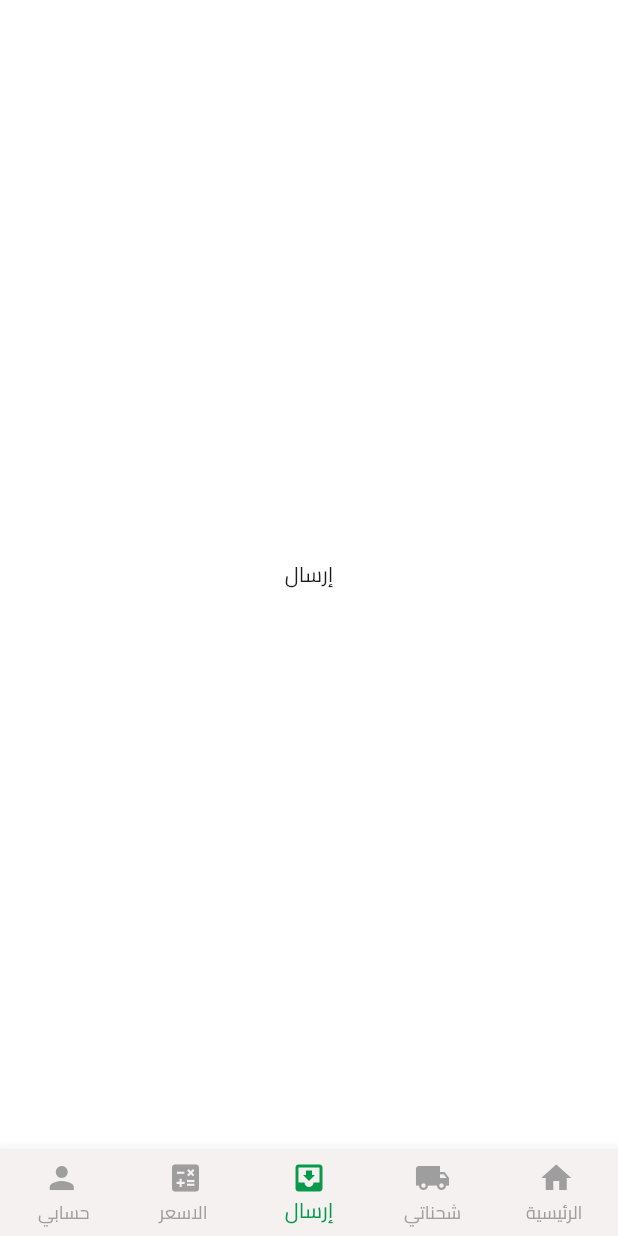
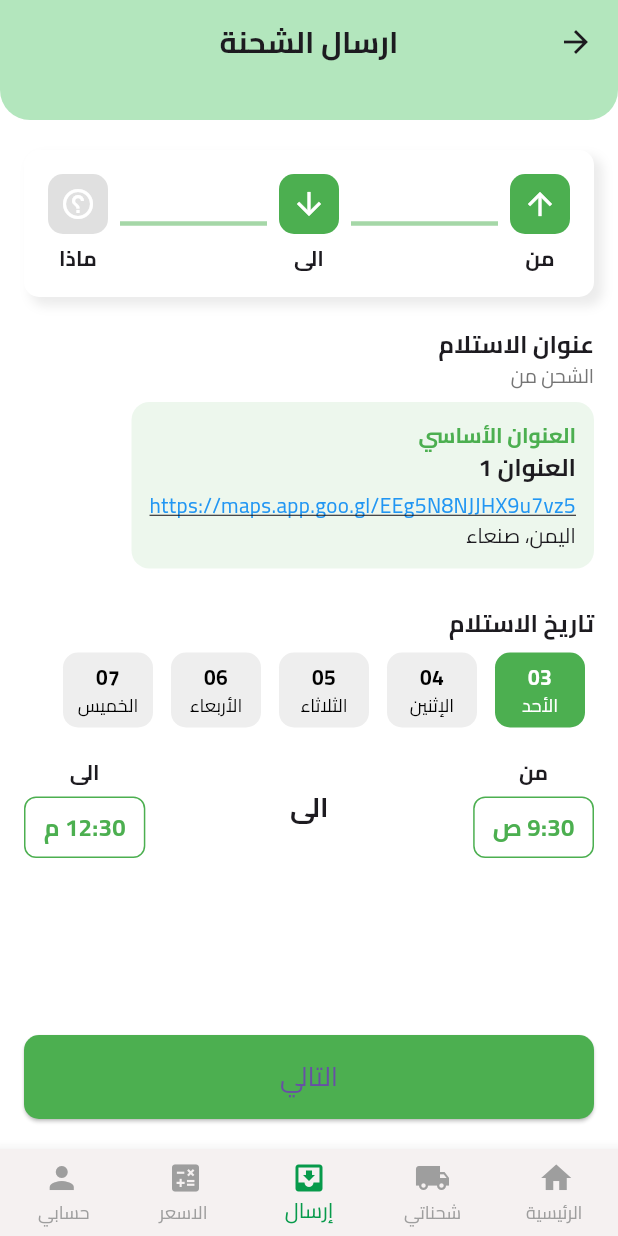
Before and after one commit to ehabmohamed73/khfif_customer, a Flutter app: the Home screen opened by its route, item 3 of the bottom bar chosen, on a phone screen of 412 x 824 dp. Run offline on Flutter 3.47's test engine with Material 3 defaults, Android fonts, the phone set to English and light mode, and no system bars; our stand-ins replace dartz, flutter_otp_text_field, get, lottie, shared_preferences; accounts and stored records are empty.

Commit message:
Add SenedPackage screen and controller
Introduces a new SenedPackage screen for sending shipments, including UI for selecting pickup address, date, and time range. Adds SenedPackageController for managing state. Updates home screen navigation to use the new SenedPackage screen. Removes khfif_custoer submodule.

```diff
--- /dev/null
+++ b/lib/controller/sened_package_controller.dart
@@ -0,0 +1,32 @@
+import 'package:flutter/material.dart';
+import 'package:get/get.dart';
+
+class SenedPackageController extends GetxController {
+  int selectedDateIndex = 0;
+  TimeOfDay fromTime = TimeOfDay(hour: 9, minute: 30);
+  TimeOfDay toTime = TimeOfDay(hour: 12, minute: 30);
+
+  final List<String> dates = ['03', '04', '05', '06', '07'];
+  final List<String> weekdays = [
+    'الأحد',
+    'الإثنين',
+    'الثلاثاء',
+    'الأربعاء',
+    'الخميس',
+  ];
+
+  void selectDate(int index) {
+    selectedDateIndex = index;
+    update();
+  }
+
+  void setFromTime(TimeOfDay time) {
+    fromTime = time;
+    update();
+  }
+
+  void setToTime(TimeOfDay time) {
+    toTime = time;
+    update();
+  }
+}
--- a/lib/view/screens/home.dart
+++ b/lib/view/screens/home.dart
@@ -131,6 +131,7 @@ import 'package:khafif/core/functions/alert_exite.dart';
 import 'package:khafif/view/screens/home_page.dart';
 import 'package:khafif/view/screens/price_calc.dart';
 import 'package:khafif/view/screens/profile.dart';
+import 'package:khafif/view/screens/sened_package.dart';
 import 'package:khafif/view/screens/shipment_page.dart';
 import 'package:khafif/view/widgets/Home/custome_navbar.dart';
 
@@ -138,7 +139,7 @@ class Home extends StatelessWidget {
   final List<Widget> pages = [
     HomePage(),
     ShipmentsPage(),
-    Center(child: Text("إرسال")),
+    SenedPackage(),
     PriceCalc(),
     ProfilePage(),
   ];
--- /dev/null
+++ b/lib/view/screens/sened_package.dart
@@ -0,0 +1,268 @@
+import 'package:flutter/material.dart';
+import 'package:get/get.dart';
+import 'package:khafif/controller/sened_package_controller.dart';
+import 'package:khafif/core/constants/appColors.dart';
+import 'package:khafif/view/widgets/calculator/custom_header_calc.dart';
+
+class SenedPackage extends StatelessWidget {
+  SenedPackage({super.key});
+  final SenedPackageController controller = Get.put(SenedPackageController());
+  @override
+  Widget build(BuildContext context) {
+    return Scaffold(
+      appBar: CustomHeaderCalc(title: "ارسال الشحنة"),
+      body: Container(
+        padding: EdgeInsets.symmetric(horizontal: 16, vertical: 20),
+        child: GetBuilder<SenedPackageController>(
+          builder: (controller) => Column(
+            crossAxisAlignment: CrossAxisAlignment.start,
+            children: [
+              // Progress bar
+              Container(
+                padding: EdgeInsets.all(16),
+                decoration: BoxDecoration(
+                  color: AppColor.white,
+                  borderRadius: BorderRadius.circular(10),
+                  boxShadow: [
+                    BoxShadow(
+                      color: Colors.grey.withOpacity(0.2),
+                      blurRadius: 5,
+                      spreadRadius: 1,
+                      offset: Offset(5, 5),
+                    ),
+                  ],
+                ),
+
+                child: Row(
+                  mainAxisAlignment: MainAxisAlignment.spaceBetween,
+                  children: [
+                    _buildStepItem(Icons.arrow_upward, 'من', true),
+                    Expanded(child: _buildProgressLine()),
+                    _buildStepItem(Icons.arrow_downward, 'الى', true),
+                    Expanded(child: _buildProgressLine()),
+                    _buildStepItem(Icons.help_outline, 'ماذا', false),
+                  ],
+                ),
+              ),
+              SizedBox(height: 20),
+
+              // عنوان الاستلام
+              Text(
+                'عنوان الاستلام',
+                style: TextStyle(fontWeight: FontWeight.bold, fontSize: 16),
+              ),
+              Text(
+                'الشحن من',
+                style: TextStyle(fontSize: 13, color: Colors.grey[600]),
+              ),
+              SizedBox(height: 8),
+              _buildAddressCard(),
+
+              SizedBox(height: 25),
+
+              // اختيار التاريخ
+              Text(
+                'تاريخ الاستلام',
+                style: TextStyle(fontWeight: FontWeight.bold, fontSize: 16),
+              ),
+              SizedBox(height: 8),
+              SizedBox(
+                height: 50,
+                child: ListView.builder(
+                  scrollDirection: Axis.horizontal,
+                  itemCount: controller.dates.length,
+                  itemBuilder: (context, index) {
+                    bool selected = index == controller.selectedDateIndex;
+                    return GestureDetector(
+                      onTap: () {
+                        controller.selectDate(index);
+                      },
+                      child: Container(
+                        width: 60,
+                        margin: EdgeInsets.symmetric(horizontal: 6),
+                        decoration: BoxDecoration(
+                          color: selected ? Colors.green : Colors.grey[200],
+                          borderRadius: BorderRadius.circular(10),
+                        ),
+                        alignment: Alignment.center,
+                        child: Column(
+                          mainAxisAlignment: MainAxisAlignment.center,
+                          children: [
+                            Text(
+                              controller.dates[index],
+                              style: TextStyle(
+                                color: selected ? Colors.white : Colors.black,
+                                fontWeight: FontWeight.bold,
+                              ),
+                            ),
+                            Text(
+                              controller.weekdays[index],
+                              style: TextStyle(
+                                color: selected ? Colors.white : Colors.black,
+                                fontSize: 12,
+                              ),
+                            ),
+                          ],
+                        ),
+                      ),
+                    );
+                  },
+                ),
+              ),
+
+              SizedBox(height: 20),
+
+              // اختيار الوقت من - إلى
+              Row(
+                mainAxisAlignment: MainAxisAlignment.spaceBetween,
+                children: [
+                  _buildTimeSelector(
+                    'من',
+                    controller.fromTime,
+                    controller.setFromTime,
+                    context,
+                  ),
+                  Text(
+                    'الى',
+                    style: TextStyle(fontWeight: FontWeight.bold, fontSize: 18),
+                  ),
+                  _buildTimeSelector(
+                    'الى',
+                    controller.toTime,
+                    controller.setToTime,
+                    context,
+                  ),
+                ],
+              ),
+
+              Spacer(),
+
+              // زر التالي
+              SizedBox(
+                width: double.infinity,
+                child: ElevatedButton(
+                  onPressed: () {},
+                  style: ElevatedButton.styleFrom(
+                    backgroundColor: Colors.green,
+                    padding: EdgeInsets.symmetric(vertical: 15),
+                    shape: RoundedRectangleBorder(
+                      borderRadius: BorderRadius.circular(10),
+                    ),
+                  ),
+                  child: Text('التالي', style: TextStyle(fontSize: 18)),
+                ),
+              ),
+            ],
+          ),
+        ),
+      ),
+    );
+  }
+}
+
+Widget _buildStepItem(IconData icon, String label, bool done) {
+  return Column(
+    children: [
+      Container(
+        decoration: BoxDecoration(
+          color: done ? Colors.green : Colors.grey[300],
+          borderRadius: BorderRadius.circular(10),
+        ),
+        padding: EdgeInsets.all(8),
+        child: Icon(icon, color: Colors.white),
+      ),
+      SizedBox(height: 6),
+      Text(label, style: TextStyle(fontWeight: FontWeight.bold)),
+    ],
+  );
+}
+
+Widget _buildProgressLine() {
+  return Container(
+    height: 3,
+    color: Colors.green.withOpacity(0.5),
+    margin: EdgeInsets.symmetric(horizontal: 8, vertical: 15),
+  );
+}
+
+Widget _buildAddressCard() {
+  return Container(
+    padding: EdgeInsets.all(12),
+    decoration: BoxDecoration(
+      color: Colors.green.withOpacity(0.1),
+      borderRadius: BorderRadius.circular(12),
+    ),
+    child: Column(
+      crossAxisAlignment: CrossAxisAlignment.start,
+      children: [
+        Text(
+          'العنوان الأساسي',
+          style: TextStyle(color: Colors.green, fontWeight: FontWeight.bold),
+        ),
+        Text(
+          'العنوان 1',
+          style: TextStyle(fontWeight: FontWeight.bold, fontSize: 16),
+        ),
+        SizedBox(height: 4),
+        GestureDetector(
+          onTap: () {
+            // افتح رابط الخرائط
+          },
+          child: Text(
+            'https://maps.app.goo.gl/EEg5N8NJJHX9u7vz5',
+            style: TextStyle(
+              color: Colors.blue,
+              decoration: TextDecoration.underline,
+            ),
+          ),
+        ),
+        Text('اليمن، صنعاء'),
+      ],
+    ),
+  );
+}
+
+Widget _buildTimeSelector(
+  String label,
+  TimeOfDay time,
+  Function(TimeOfDay) onTimeSelected,
+  BuildContext context,
+) {
+  return Column(
+    children: [
+      Text(label, style: TextStyle(fontWeight: FontWeight.bold)),
+      SizedBox(height: 6),
+      GestureDetector(
+        onTap: () async {
+          TimeOfDay? picked = await showTimePicker(
+            context: context,
+            initialTime: time,
+          );
+          if (picked != null) onTimeSelected(picked);
+        },
+        child: Container(
+          padding: EdgeInsets.symmetric(horizontal: 12, vertical: 8),
+          decoration: BoxDecoration(
+            border: Border.all(color: Colors.green),
+            borderRadius: BorderRadius.circular(8),
+          ),
+          child: Text(
+            _formatTimeOfDay(time),
+            style: TextStyle(
+              color: Colors.green,
+              fontWeight: FontWeight.bold,
+              fontSize: 16,
+            ),
+          ),
+        ),
+      ),
+    ],
+  );
+}
+
+String _formatTimeOfDay(TimeOfDay time) {
+  final hour = time.hourOfPeriod == 0 ? 12 : time.hourOfPeriod;
+  final minute = time.minute.toString().padLeft(2, '0');
+  final period = time.period == DayPeriod.am ? 'ص' : 'م';
+  return '$hour:$minute $period';
+}
```
